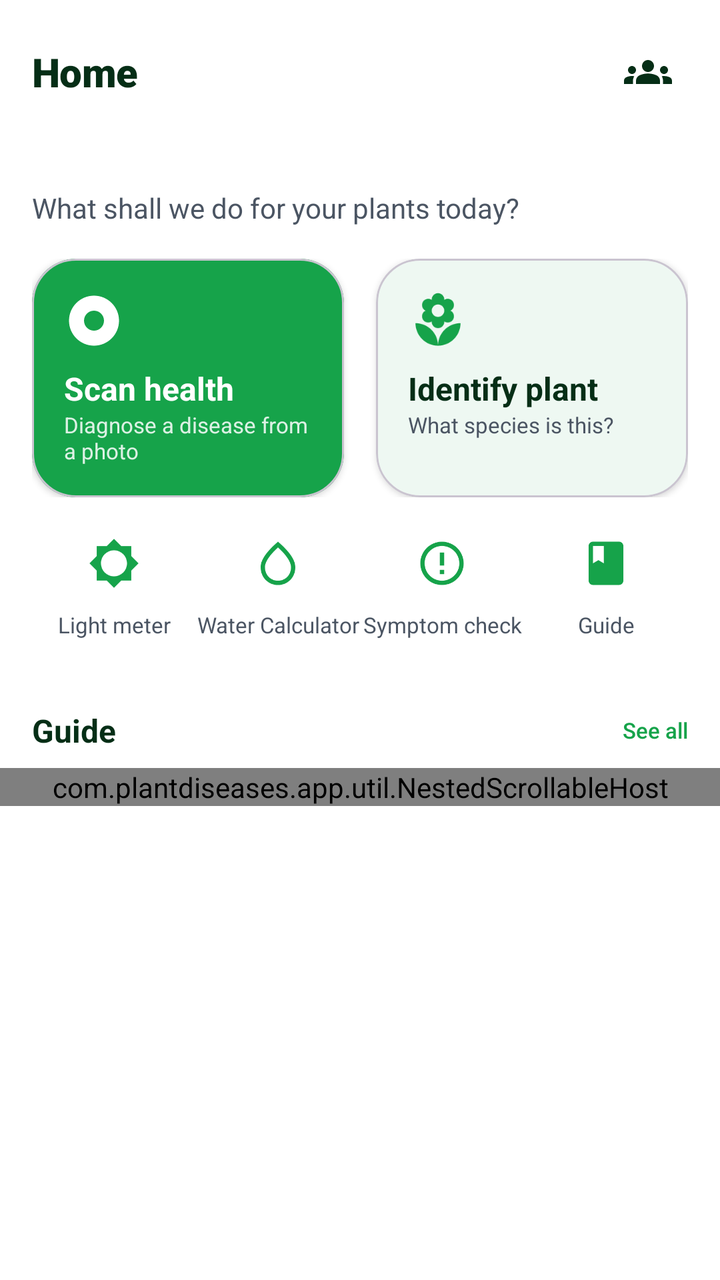
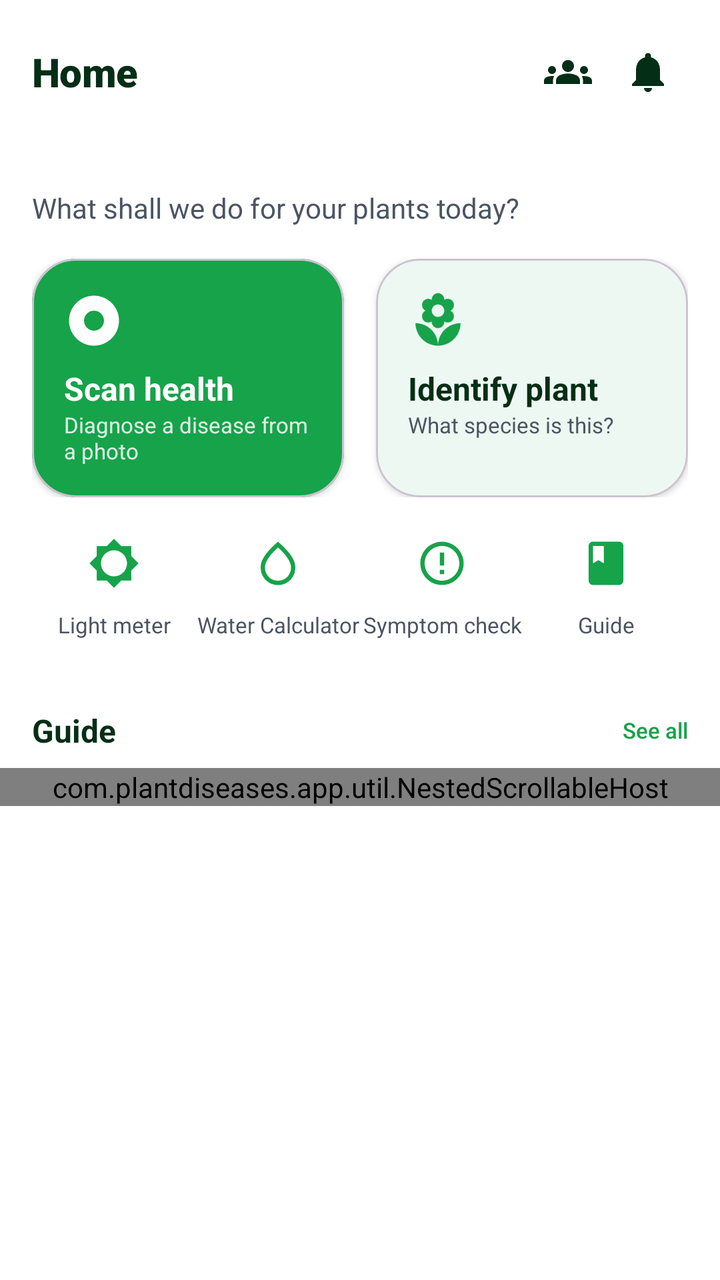

Compare the two renders of this Android layout. The source of the first and the diff that turns it into the second are given below.
<!-- AndroidManifest.xml: application theme Theme.PlantDiseases -->
<!-- res/layout/fragment_home.xml -->
<?xml version="1.0" encoding="utf-8"?>
<LinearLayout
    xmlns:android="http://schemas.android.com/apk/res/android"
    xmlns:app="http://schemas.android.com/apk/res-auto"
    android:layout_width="match_parent"
    android:layout_height="match_parent"
    android:orientation="vertical"
    android:background="@color/background">

    

    <androidx.core.widget.NestedScrollView
        android:id="@+id/home_scroll"
        android:layout_width="match_parent"
        android:layout_height="0dp"
        android:layout_weight="1"
        android:clipToPadding="false"
        android:fillViewport="true">

        <LinearLayout
            android:layout_width="match_parent"
            android:layout_height="wrap_content"
            android:orientation="vertical"
            android:paddingTop="@dimen/space_lg"
            android:paddingBottom="@dimen/space_3xl">

        
        <LinearLayout
            android:layout_width="match_parent"
            android:layout_height="wrap_content"
            android:orientation="horizontal"
            android:gravity="center_vertical"
            android:paddingHorizontal="@dimen/content_gutter">

            <TextView
                android:layout_width="0dp"
                android:layout_height="wrap_content"
                android:layout_weight="1"
                android:text="@string/tab_home"
                android:textColor="@color/on_surface"
                android:textSize="@dimen/text_title"
                android:fontFamily="sans-serif-black"
                android:letterSpacing="-0.01" />

            <ImageButton
                android:id="@+id/btn_nearby_scans"
                android:layout_width="40dp"
                android:layout_height="40dp"
                android:background="?attr/selectableItemBackgroundBorderless"
                android:src="@drawable/ic_community"
                app:tint="@color/on_surface"
                android:contentDescription="@string/nearby_scans_cd" />

        </LinearLayout>

        
        <TextView
            android:id="@+id/tv_greeting"
            android:layout_width="match_parent"
            android:layout_height="wrap_content"
            android:layout_marginTop="@dimen/space_xs"
            android:paddingHorizontal="@dimen/content_gutter"
            android:fontFamily="sans-serif-medium"
            android:textColor="@color/on_surface"
            android:textSize="@dimen/text_headline" />

        <TextView
            android:id="@+id/tv_greeting_sub"
            android:layout_width="match_parent"
            android:layout_height="wrap_content"
            android:layout_marginTop="2dp"
            android:paddingHorizontal="@dimen/content_gutter"
            android:text="@string/home_subtitle"
            android:textColor="@color/on_surface_secondary"
            android:textSize="@dimen/text_body" />

        
        <LinearLayout
            android:id="@+id/home_primary_actions"
            android:layout_width="match_parent"
            android:layout_height="wrap_content"
            android:layout_marginTop="@dimen/space_lg"
            android:orientation="horizontal"
            android:paddingHorizontal="@dimen/content_gutter">

            
            <com.google.android.material.card.MaterialCardView
                android:id="@+id/card_scan"
                android:layout_width="0dp"
                android:layout_height="match_parent"
                android:layout_weight="1"
                android:layout_marginEnd="@dimen/space_sm"
                android:clickable="true"
                android:focusable="true"
                app:cardBackgroundColor="@color/primary"
                app:cardCornerRadius="@dimen/radius_lg"
                app:cardElevation="2dp">

                <LinearLayout
                    android:layout_width="match_parent"
                    android:layout_height="wrap_content"
                    android:orientation="vertical"
                    android:padding="@dimen/space_lg">

                    <ImageView
                        android:layout_width="30dp"
                        android:layout_height="30dp"
                        android:src="@drawable/ic_scan"
                        app:tint="@android:color/white"
                        android:contentDescription="@string/home_scan_title" />

                    <TextView
                        android:layout_width="match_parent"
                        android:layout_height="wrap_content"
                        android:layout_marginTop="@dimen/space_sm"
                        android:text="@string/home_scan_title"
                        android:textColor="@android:color/white"
                        android:textStyle="bold"
                        android:textSize="@dimen/text_title_sm" />

                    <TextView
                        android:layout_width="match_parent"
                        android:layout_height="wrap_content"
                        android:text="@string/home_scan_sub"
                        android:textColor="#D9FFFFFF"
                        android:textSize="@dimen/text_caption" />
                </LinearLayout>
            </com.google.android.material.card.MaterialCardView>

            <com.google.android.material.card.MaterialCardView
                android:id="@+id/card_identify"
                android:layout_width="0dp"
                android:layout_height="match_parent"
                android:layout_weight="1"
                android:layout_marginStart="@dimen/space_sm"
                android:clickable="true"
                android:focusable="true"
                app:cardBackgroundColor="@color/surface"
                app:cardCornerRadius="@dimen/radius_lg"
                app:cardElevation="2dp">

                <LinearLayout
                    android:layout_width="match_parent"
                    android:layout_height="wrap_content"
                    android:orientation="vertical"
                    android:padding="@dimen/space_lg">

                    <ImageView
                        android:layout_width="30dp"
                        android:layout_height="30dp"
                        android:src="@drawable/ic_plant_placeholder"
                        app:tint="@color/primary"
                        android:contentDescription="@string/home_identify_title" />

                    <TextView
                        android:layout_width="match_parent"
                        android:layout_height="wrap_content"
                        android:layout_marginTop="@dimen/space_sm"
                        android:text="@string/home_identify_title"
                        android:textColor="@color/on_surface"
                        android:textStyle="bold"
                        android:textSize="@dimen/text_title_sm" />

                    <TextView
                        android:layout_width="match_parent"
                        android:layout_height="wrap_content"
                        android:text="@string/home_identify_sub"
                        android:textColor="@color/on_surface_secondary"
                        android:textSize="@dimen/text_caption" />
                </LinearLayout>
            </com.google.android.material.card.MaterialCardView>
        </LinearLayout>

        
        <LinearLayout
            android:id="@+id/home_quick_tools"
            android:layout_width="match_parent"
            android:layout_height="wrap_content"
            android:layout_marginTop="@dimen/space_md"
            android:orientation="horizontal"
            android:paddingHorizontal="@dimen/content_gutter">

            <LinearLayout
                android:id="@+id/tile_light"
                style="@style/HomeToolTile">

                <ImageView style="@style/HomeToolTileIcon" android:src="@drawable/ic_light" />

                <TextView style="@style/HomeToolTileLabel" android:text="@string/home_tool_light" />
            </LinearLayout>

            <LinearLayout
                android:id="@+id/tile_water"
                style="@style/HomeToolTile">

                <ImageView style="@style/HomeToolTileIcon" android:src="@drawable/ic_watering" />

                <TextView style="@style/HomeToolTileLabel" android:text="@string/home_tool_water" />
            </LinearLayout>

            <LinearLayout
                android:id="@+id/tile_symptom"
                style="@style/HomeToolTile">

                <ImageView style="@style/HomeToolTileIcon" android:src="@drawable/ic_disease" />

                <TextView style="@style/HomeToolTileLabel" android:text="@string/home_tool_symptom" />
            </LinearLayout>

            <LinearLayout
                android:id="@+id/tile_guide"
                style="@style/HomeToolTile">

                <ImageView style="@style/HomeToolTileIcon" android:src="@drawable/ic_guide" />

                <TextView style="@style/HomeToolTileLabel" android:text="@string/home_tool_guide" />
            </LinearLayout>
        </LinearLayout>

        
        <LinearLayout
            android:id="@+id/section_species"
            android:layout_width="match_parent"
            android:layout_height="wrap_content"
            android:layout_marginTop="@dimen/space_xl"
            android:orientation="vertical"
            android:visibility="gone">

            <LinearLayout
                android:layout_width="match_parent"
                android:layout_height="wrap_content"
                android:gravity="center_vertical"
                android:orientation="horizontal"
                android:paddingHorizontal="@dimen/content_gutter">

                <TextView
                    android:id="@+id/tv_species_title"
                    android:layout_width="0dp"
                    android:layout_height="wrap_content"
                    android:layout_weight="1"
                    android:text="@string/home_trending"
                    android:textColor="@color/on_surface"
                    android:textSize="@dimen/text_title_sm"
                    android:textStyle="bold" />

                <TextView
                    android:id="@+id/tv_trending_scope"
                    android:layout_width="wrap_content"
                    android:layout_height="wrap_content"
                    android:textColor="@color/on_surface_secondary"
                    android:textSize="@dimen/text_caption" />
            </LinearLayout>

            <com.plantdiseases.app.util.NestedScrollableHost
                android:layout_width="match_parent"
                android:layout_height="wrap_content"
                android:layout_marginTop="@dimen/space_sm">

                <androidx.recyclerview.widget.RecyclerView
                    android:id="@+id/rv_species"
                    android:layout_width="match_parent"
                    android:layout_height="wrap_content"
                    android:clipToPadding="false"
                    android:nestedScrollingEnabled="false"
                    android:orientation="horizontal"
                    android:paddingHorizontal="@dimen/content_gutter" />
            </com.plantdiseases.app.util.NestedScrollableHost>
        </LinearLayout>

        
        <LinearLayout
            android:id="@+id/section_popular"
            android:layout_width="match_parent"
            android:layout_height="wrap_content"
            android:layout_marginTop="@dimen/space_xl"
            android:orientation="vertical"
            android:visibility="gone">

            <TextView
                android:layout_width="match_parent"
                android:layout_height="wrap_content"
                android:paddingHorizontal="@dimen/content_gutter"
                android:text="@string/home_popular_diseases"
                android:textColor="@color/on_surface"
                android:textSize="@dimen/text_title_sm"
                android:textStyle="bold" />

            <com.plantdiseases.app.util.NestedScrollableHost
                android:layout_width="match_parent"
                android:layout_height="wrap_content"
                android:layout_marginTop="@dimen/space_sm">

                <androidx.recyclerview.widget.RecyclerView
                    android:id="@+id/rv_popular"
                    android:layout_width="match_parent"
                    android:layout_height="wrap_content"
                    android:clipToPadding="false"
                    android:nestedScrollingEnabled="false"
                    android:orientation="horizontal"
                    android:paddingHorizontal="@dimen/content_gutter" />
            </com.plantdiseases.app.util.NestedScrollableHost>
        </LinearLayout>

        
        <LinearLayout
            android:layout_width="match_parent"
            android:layout_height="wrap_content"
            android:layout_marginTop="@dimen/space_xl"
            android:orientation="vertical">

            <LinearLayout
                android:layout_width="match_parent"
                android:layout_height="wrap_content"
                android:gravity="center_vertical"
                android:orientation="horizontal"
                android:paddingHorizontal="@dimen/content_gutter">

                <TextView
                    android:layout_width="0dp"
                    android:layout_height="wrap_content"
                    android:layout_weight="1"
                    android:text="@string/home_disease_guide"
                    android:textColor="@color/on_surface"
                    android:textSize="@dimen/text_title_sm"
                    android:textStyle="bold" />

                <TextView
                    android:id="@+id/tv_guide_all"
                    android:layout_width="wrap_content"
                    android:layout_height="wrap_content"
                    android:text="@string/home_see_all"
                    android:textColor="@color/primary"
                    android:textSize="@dimen/text_caption"
                    android:fontFamily="sans-serif-medium" />
            </LinearLayout>

            <com.plantdiseases.app.util.NestedScrollableHost
                android:layout_width="match_parent"
                android:layout_height="wrap_content"
                android:layout_marginTop="@dimen/space_sm">

                <androidx.recyclerview.widget.RecyclerView
                    android:id="@+id/rv_guide"
                    android:layout_width="match_parent"
                    android:layout_height="wrap_content"
                    android:clipToPadding="false"
                    android:nestedScrollingEnabled="false"
                    android:orientation="horizontal"
                    android:paddingHorizontal="@dimen/content_gutter" />
            </com.plantdiseases.app.util.NestedScrollableHost>
        </LinearLayout>

        </LinearLayout>
    </androidx.core.widget.NestedScrollView>

</LinearLayout>
<!-- resources referenced by this layout -->
<resources>
  <color name="background">#FFFFFF</color>
  <color name="on_surface">#052E16</color>
  <color name="on_surface_secondary">#4B5563</color>
  <color name="primary">#16A34A</color>
  <color name="surface">#FFFFFF</color>
  <dimen name="content_gutter">16dp</dimen>
  <dimen name="radius_lg">22dp</dimen>
  <dimen name="space_3xl">32dp</dimen>
  <dimen name="space_lg">16dp</dimen>
  <dimen name="space_md">12dp</dimen>
  <dimen name="space_sm">8dp</dimen>
  <dimen name="space_xl">20dp</dimen>
  <dimen name="space_xs">4dp</dimen>
  <dimen name="text_body">14sp</dimen>
  <dimen name="text_caption">11sp</dimen>
  <dimen name="text_headline">24sp</dimen>
  <dimen name="text_title">20sp</dimen>
  <dimen name="text_title_sm">16sp</dimen>
  <!-- drawable ic_guide (drawable) -->
  <vector xmlns:android="http://schemas.android.com/apk/res/android" android:width="24dp" android:height="24dp" android:viewportWidth="24" android:viewportHeight="24">
      <path android:fillColor="#000000" android:pathData="M18,2H6c-1.1,0 -2,0.9 -2,2v16c0,1.1 0.9,2 2,2h12c1.1,0 2,-0.9 2,-2V4c0,-1.1 -0.9,-2 -2,-2zM6,4h5v8l-2.5,-1.5L6,12V4z"/>
  </vector>
  <!-- drawable ic_scan (drawable) -->
  <vector xmlns:android="http://schemas.android.com/apk/res/android" android:width="24dp" android:height="24dp" android:viewportWidth="24" android:viewportHeight="24">
      <path android:fillColor="#FFFFFF" android:pathData="M12,2C6.48,2 2,6.48 2,12s4.48,10 10,10 10,-4.48 10,-10S17.52,2 12,2zM12,16c-2.21,0 -4,-1.79 -4,-4s1.79,-4 4,-4 4,1.79 4,4 -1.79,4 -4,4z"/>
  </vector>
  <string name="home_disease_guide">Guide</string>
  <string name="home_identify_sub">What species is this?</string>
  <string name="home_identify_title">Identify plant</string>
  <string name="home_popular_diseases">Popular diseases</string>
  <string name="home_scan_sub">Diagnose a disease from a photo</string>
  <string name="home_scan_title">Scan health</string>
  <string name="home_see_all">See all</string>
  <string name="home_subtitle">What shall we do for your plants today?</string>
  <string name="home_tool_guide">Guide</string>
  <string name="home_tool_light">Light meter</string>
  <string name="home_tool_symptom">Symptom check</string>
  <string name="home_tool_water">Water Calculator</string>
  <string name="home_trending">Trending in your country</string>
  <string name="nearby_scans_cd">Community scans</string>
  <string name="tab_home">Home</string>
  <style name="HomeToolTileIcon">
          <item name="android:layout_width">26dp</item>
          <item name="android:layout_height">26dp</item>
          <item name="android:tint">@color/primary</item>
      </style>
  <color name="primary_dark">#15803D</color>
  <color name="on_primary">#FFFFFF</color>
  <color name="primary_light">#DCFCE7</color>
  <color name="secondary">#4ADE80</color>
  <color name="on_secondary">#052E16</color>
  <color name="surface_variant">#F0FDF4</color>
  <color name="surface_container_low">#F4FBF6</color>
  <color name="surface_container">#ECF7F0</color>
  <style name="ShapeAppearance.App.Button" parent="ShapeAppearance.Material3.Corner.Large">
          <item name="cornerSize">24dp</item>
      </style>
  <dimen name="space_2xl">24dp</dimen>
  <!-- unchanged entries left out for length: 11 -->
</resources>

<!-- the commit's change to res/layout/fragment_home.xml (unified diff, before → after) -->
@@ -50,6 +50,40 @@
                 android:src="@drawable/ic_community"
                 app:tint="@color/on_surface"
                 android:contentDescription="@string/nearby_scans_cd" />
+
+            
+            <FrameLayout
+                android:layout_width="40dp"
+                android:layout_height="40dp">
+
+                <ImageButton
+                    android:id="@+id/btn_notifications"
+                    android:layout_width="40dp"
+                    android:layout_height="40dp"
+                    android:background="?attr/selectableItemBackgroundBorderless"
+                    android:src="@drawable/ic_bell"
+                    app:tint="@color/on_surface"
+                    android:contentDescription="@string/notifications_cd" />
+
+                <TextView
+                    android:id="@+id/tv_notifications_badge"
+                    android:layout_width="wrap_content"
+                    android:layout_height="wrap_content"
+                    android:layout_gravity="top|end"
+                    android:layout_marginTop="4dp"
+                    android:layout_marginEnd="4dp"
+                    android:minWidth="16dp"
+                    android:minHeight="16dp"
+                    android:gravity="center"
+                    android:background="@drawable/bg_circle_surface_variant"
+                    android:backgroundTint="@color/disease_red"
+                    android:textColor="@android:color/white"
+                    android:textSize="9sp"
+                    android:fontFamily="sans-serif-medium"
+                    android:paddingHorizontal="3dp"
+                    android:visibility="gone" />
+
+            </FrameLayout>
 
         </LinearLayout>
 
<!-- resource entries referenced after the edit -->
@@ -1,6 +1,7 @@
 <!-- resources referenced by this layout -->
 <resources>
   <color name="background">#FFFFFF</color>
+  <color name="disease_red">#DC2626</color>
   <color name="on_surface">#052E16</color>
   <color name="on_surface_secondary">#4B5563</color>
   <color name="primary">#16A34A</color>
@@ -18,6 +19,15 @@
   <dimen name="text_headline">24sp</dimen>
   <dimen name="text_title">20sp</dimen>
   <dimen name="text_title_sm">16sp</dimen>
+  <!-- drawable bg_circle_surface_variant (drawable) -->
+  <?xml version="1.0" encoding="utf-8"?>
+  <shape xmlns:android="http://schemas.android.com/apk/res/android" android:shape="oval">
+      <solid android:color="?attr/colorSurfaceVariant" />
+  </shape>
+  <!-- drawable ic_bell (drawable) -->
+  <vector xmlns:android="http://schemas.android.com/apk/res/android" android:width="24dp" android:height="24dp" android:viewportWidth="24" android:viewportHeight="24">
+      <path android:fillColor="#000000" android:pathData="M12,22c1.1,0 2,-0.9 2,-2h-4c0,1.1 0.89,2 2,2zM18,16v-5c0,-3.07 -1.64,-5.64 -4.5,-6.32V4c0,-0.83 -0.67,-1.5 -1.5,-1.5s-1.5,0.67 -1.5,1.5v0.68C7.63,5.36 6,7.92 6,11v5l-2,2v1h16v-1l-2,-2z"/>
+  </vector>
   <!-- drawable ic_guide (drawable) -->
   <vector xmlns:android="http://schemas.android.com/apk/res/android" android:width="24dp" android:height="24dp" android:viewportWidth="24" android:viewportHeight="24">
       <path android:fillColor="#000000" android:pathData="M18,2H6c-1.1,0 -2,0.9 -2,2v16c0,1.1 0.9,2 2,2h12c1.1,0 2,-0.9 2,-2V4c0,-1.1 -0.9,-2 -2,-2zM6,4h5v8l-2.5,-1.5L6,12V4z"/>
@@ -40,6 +50,7 @@
   <string name="home_tool_water">Water Calculator</string>
   <string name="home_trending">Trending in your country</string>
   <string name="nearby_scans_cd">Community scans</string>
+  <string name="notifications_cd">Notifications</string>
   <string name="tab_home">Home</string>
   <style name="HomeToolTileIcon">
           <item name="android:layout_width">26dp</item>
